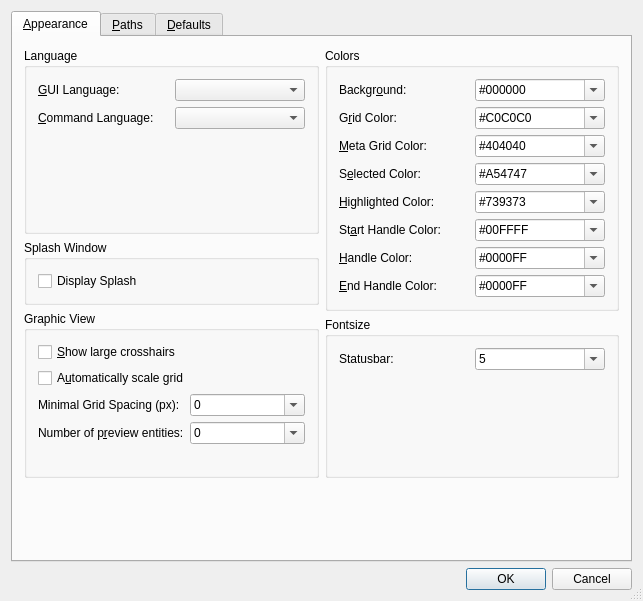
First picture: the form in librecad/src/ui/forms/qg_dlgoptionsgeneral.ui, repository LibreCAD/LibreCAD, before the edit.
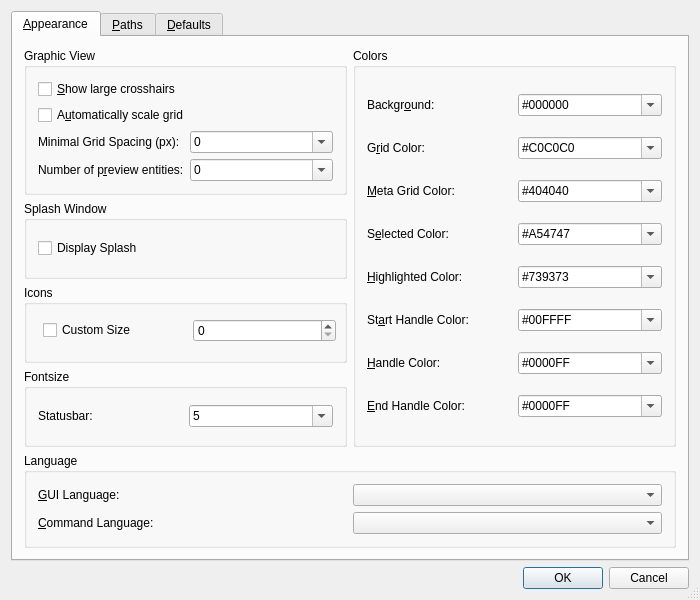
Second picture: the form after the edit. Icons and pictures are not drawn.

Commit message: added icon size option

Diff of the .ui file:
```diff
--- a/librecad/src/ui/forms/qg_dlgoptionsgeneral.ui
+++ b/librecad/src/ui/forms/qg_dlgoptionsgeneral.ui
@@ -6,8 +6,8 @@
    <rect>
     <x>0</x>
     <y>0</y>
-    <width>643</width>
-    <height>601</height>
+    <width>700</width>
+    <height>600</height>
    </rect>
   </property>
   <property name="windowTitle">
@@ -39,7 +39,7 @@
        <string>&amp;Appearance</string>
       </attribute>
       <layout class="QGridLayout">
-       <item row="0" column="0">
+       <item row="7" column="0" colspan="2">
         <widget class="QGroupBox" name="bgLanguage">
          <property name="title">
           <string>Language</string>
@@ -77,121 +77,10 @@
           <item row="0" column="1">
            <widget class="QComboBox" name="cbLanguage"/>
           </item>
-          <item row="2" column="0">
-           <spacer name="verticalSpacer_2">
-            <property name="orientation">
-             <enum>Qt::Vertical</enum>
-            </property>
-            <property name="sizeHint" stdset="0">
-             <size>
-              <width>20</width>
-              <height>40</height>
-             </size>
-            </property>
-           </spacer>
-          </item>
          </layout>
         </widget>
        </item>
-       <item row="3" column="1">
-        <widget class="QGroupBox" name="buttonGroup5_2">
-         <property name="title">
-          <string>Fontsize</string>
-         </property>
-         <layout class="QGridLayout">
-          <item row="0" column="1">
-           <widget class="QComboBox" name="cbSizeStatus">
-            <property name="editable">
-             <bool>true</bool>
-            </property>
-            <item>
-             <property name="text">
-              <string notr="true">5</string>
-             </property>
-            </item>
-            <item>
-             <property name="text">
-              <string notr="true">6</string>
-             </property>
-            </item>
-            <item>
-             <property name="text">
-              <string notr="true">7</string>
-             </property>
-            </item>
-            <item>
-             <property name="text">
-              <string notr="true">8</string>
-             </property>
-            </item>
-            <item>
-             <property name="text">
-              <string notr="true">9</string>
-             </property>
-            </item>
-            <item>
-             <property name="text">
-              <string notr="true">10</string>
-             </property>
-            </item>
-            <item>
-             <property name="text">
-              <string notr="true">11</string>
-             </property>
-            </item>
-            <item>
-             <property name="text">
-              <string notr="true">12</string>
-             </property>
-            </item>
-           </widget>
-          </item>
-          <item row="1" column="0">
-           <spacer name="spacer11_3">
-            <property name="orientation">
-             <enum>Qt::Vertical</enum>
-            </property>
-            <property name="sizeType">
-             <enum>QSizePolicy::Expanding</enum>
-            </property>
-            <property name="sizeHint" stdset="0">
-             <size>
-              <width>20</width>
-              <height>20</height>
-             </size>
-            </property>
-           </spacer>
-          </item>
-          <item row="1" column="1">
-           <spacer name="spacer12">
-            <property name="orientation">
-             <enum>Qt::Vertical</enum>
-            </property>
-            <property name="sizeType">
-             <enum>QSizePolicy::Expanding</enum>
-            </property>
-            <property name="sizeHint" stdset="0">
-             <size>
-              <width>20</width>
-              <height>20</height>
-             </size>
-            </property>
-           </spacer>
-          </item>
-          <item row="0" column="0">
-           <widget class="QLabel" name="lSizeStatus">
-            <property name="text">
-             <string>Statusbar:</string>
-            </property>
-            <property name="wordWrap">
-             <bool>false</bool>
-            </property>
-           </widget>
-          </item>
-         </layout>
-        </widget>
-       </item>
-       <item row="2" column="0" rowspan="2">
+       <item row="0" column="0">
         <widget class="QGroupBox" name="bgGraphicView">
          <property name="title">
           <string>Graphic View</string>
@@ -217,38 +106,6 @@
             </property>
            </widget>
           </item>
-          <item row="4" column="0">
-           <spacer name="spacer29">
-            <property name="orientation">
-             <enum>Qt::Vertical</enum>
-            </property>
-            <property name="sizeType">
-             <enum>QSizePolicy::Expanding</enum>
-            </property>
-            <property name="sizeHint" stdset="0">
-             <size>
-              <width>21</width>
-              <height>20</height>
-             </size>
-            </property>
-           </spacer>
-          </item>
-          <item row="4" column="1">
-           <spacer name="spacer29_2">
-            <property name="orientation">
-             <enum>Qt::Vertical</enum>
-            </property>
-            <property name="sizeType">
-             <enum>QSizePolicy::Expanding</enum>
-            </property>
-            <property name="sizeHint" stdset="0">
-             <size>
-              <width>21</width>
-              <height>20</height>
-             </size>
-            </property>
-           </spacer>
-          </item>
           <item row="3" column="0">
            <widget class="QLabel" name="lMaxPreview">
             <property name="text">
@@ -362,39 +219,38 @@
          </layout>
         </widget>
        </item>
-       <item row="4" column="1">
-        <spacer name="spacer9">
-         <property name="orientation">
-          <enum>Qt::Vertical</enum>
+       <item row="1" column="0">
+        <widget class="QGroupBox" name="gbSplash">
+         <property name="sizePolicy">
+          <sizepolicy hsizetype="Preferred" vsizetype="Preferred">
+           <horstretch>0</horstretch>
+           <verstretch>0</verstretch>
+          </sizepolicy>
          </property>
-         <property name="sizeType">
-          <enum>QSizePolicy::Expanding</enum>
-         </property>
-         <property name="sizeHint" stdset="0">
+         <property name="minimumSize">
           <size>
-           <width>31</width>
-           <height>16</height>
+           <width>0</width>
+           <height>0</height>
           </size>
          </property>
-        </spacer>
-       </item>
-       <item row="4" column="0">
-        <spacer name="spacer4">
-         <property name="orientation">
-          <enum>Qt::Vertical</enum>
+         <property name="title">
+          <string>Splash Window</string>
          </property>
-         <property name="sizeType">
-          <enum>QSizePolicy::Expanding</enum>
-         </property>
-         <property name="sizeHint" stdset="0">
-          <size>
-           <width>31</width>
-           <height>16</height>
-          </size>
-         </property>
-        </spacer>
+         <layout class="QGridLayout" name="splashGridLayout">
+          <item row="0" column="0">
+           <widget class="QCheckBox" name="cbSplash">
+            <property name="text">
+             <string>Display Splash</string>
+            </property>
+            <property name="checked">
+             <bool>false</bool>
+            </property>
+           </widget>
+          </item>
+         </layout>
+        </widget>
        </item>
-       <item row="0" column="1" rowspan="3">
+       <item row="0" column="1" rowspan="4">
         <widget class="QGroupBox" name="bgColors">
          <property name="title">
           <string>Colors</string>
@@ -674,30 +530,115 @@
          </layout>
         </widget>
        </item>
-       <item row="1" column="0">
-        <widget class="QGroupBox" name="gbSplash">
-         <property name="sizePolicy">
-          <sizepolicy hsizetype="Preferred" vsizetype="Preferred">
-           <horstretch>0</horstretch>
-           <verstretch>0</verstretch>
-          </sizepolicy>
+       <item row="2" column="0">
+        <widget class="QGroupBox" name="icons">
+         <property name="title">
+          <string>Icons</string>
          </property>
-         <property name="minimumSize">
-          <size>
-           <width>0</width>
-           <height>0</height>
-          </size>
-         </property>
+         <widget class="QWidget" name="horizontalLayoutWidget">
+          <property name="geometry">
+           <rect>
+            <x>10</x>
+            <y>30</y>
+            <width>311</width>
+            <height>31</height>
+           </rect>
+          </property>
+          <layout class="QHBoxLayout" name="horizontalLayout_3">
+           <property name="spacing">
+            <number>6</number>
+           </property>
+           <property name="leftMargin">
+            <number>9</number>
+           </property>
+           <property name="topMargin">
+            <number>4</number>
+           </property>
+           <property name="rightMargin">
+            <number>9</number>
+           </property>
+           <property name="bottomMargin">
+            <number>4</number>
+           </property>
+           <item>
+            <widget class="QCheckBox" name="cb_icon_size">
+             <property name="text">
+              <string>Custom Size</string>
+             </property>
+            </widget>
+           </item>
+           <item>
+            <widget class="QSpinBox" name="sb_icon_size">
+             <property name="toolTip">
+              <string/>
+             </property>
+            </widget>
+           </item>
+          </layout>
+         </widget>
+         <zorder>gbSplash</zorder>
+         <zorder>horizontalLayoutWidget</zorder>
+        </widget>
+       </item>
+       <item row="3" column="0">
+        <widget class="QGroupBox" name="buttonGroup5_2">
          <property name="title">
-          <string>Splash Window</string>
+          <string>Fontsize</string>
          </property>
-         <layout class="QGridLayout" name="splashGridLayout">
+         <layout class="QGridLayout">
+          <item row="0" column="1">
+           <widget class="QComboBox" name="cbSizeStatus">
+            <property name="editable">
+             <bool>true</bool>
+            </property>
+            <item>
+             <property name="text">
+              <string notr="true">5</string>
+             </property>
+            </item>
+            <item>
+             <property name="text">
+              <string notr="true">6</string>
+             </property>
+            </item>
+            <item>
+             <property name="text">
+              <string notr="true">7</string>
+             </property>
+            </item>
+            <item>
+             <property name="text">
+              <string notr="true">8</string>
+             </property>
+            </item>
+            <item>
+             <property name="text">
+              <string notr="true">9</string>
+             </property>
+            </item>
+            <item>
+             <property name="text">
+              <string notr="true">10</string>
+             </property>
+            </item>
+            <item>
+             <property name="text">
+              <string notr="true">11</string>
+             </property>
+            </item>
+            <item>
+             <property name="text">
+              <string notr="true">12</string>
+             </property>
+            </item>
+           </widget>
+          </item>
           <item row="0" column="0">
-           <widget class="QCheckBox" name="cbSplash">
+           <widget class="QLabel" name="lSizeStatus">
             <property name="text">
-             <string>Display Splash</string>
+             <string>Statusbar:</string>
             </property>
-            <property name="checked">
+            <property name="wordWrap">
              <bool>false</bool>
             </property>
            </widget>
```
Left out of the diff: 59 changed lines with no effect on the pictures. The commit also changes 3 other files.
